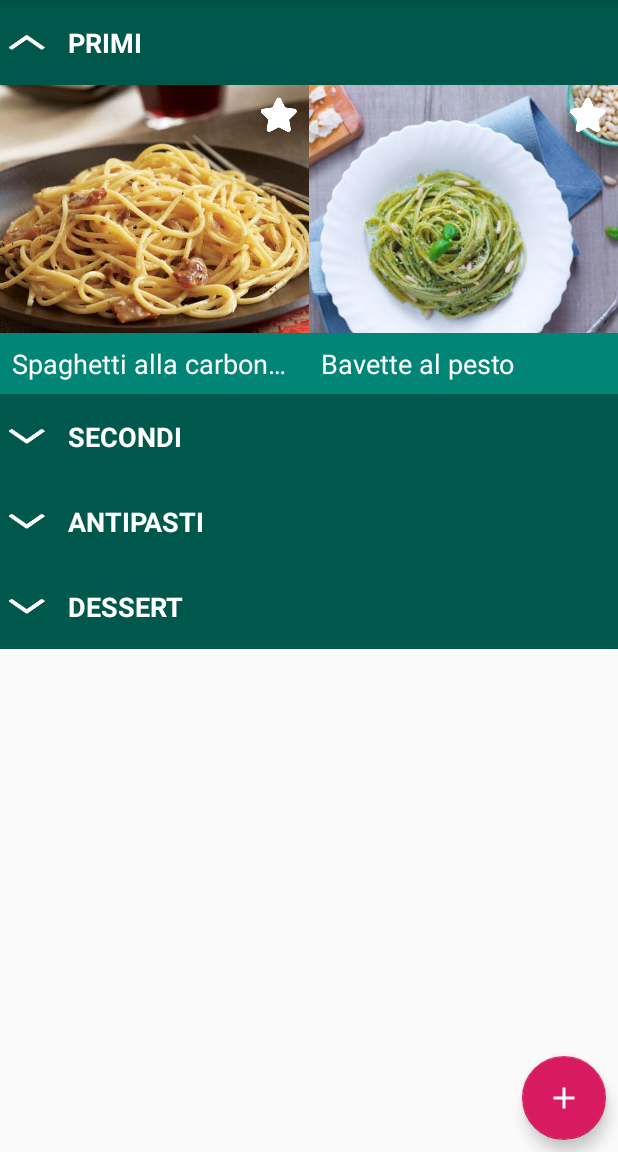
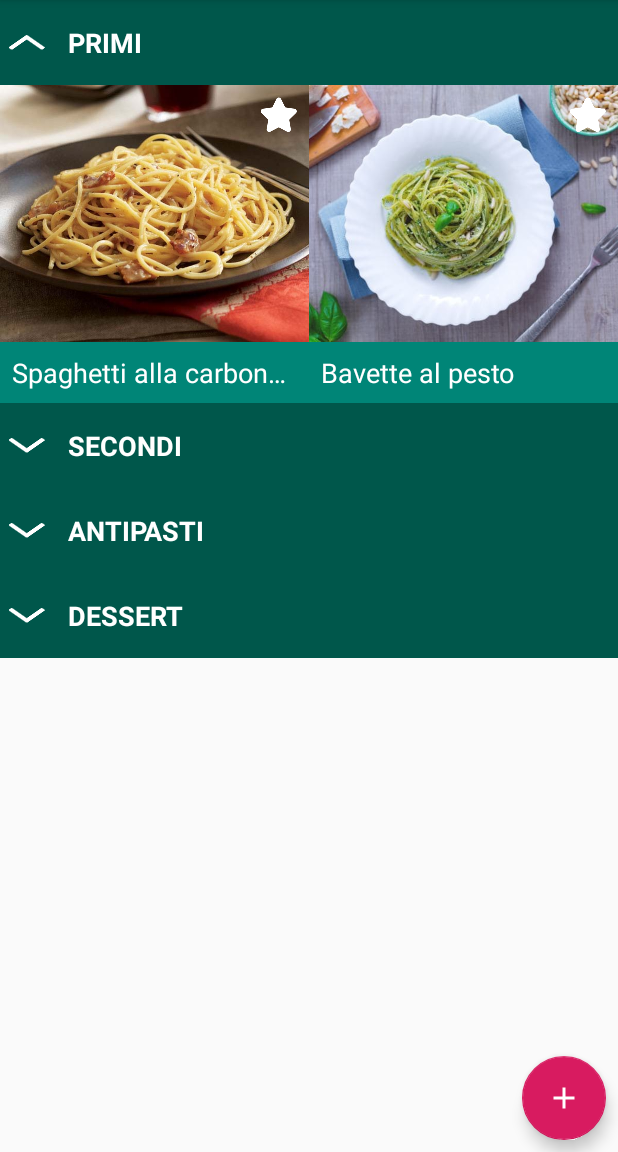
Before and after one commit to progettazioneappmobili/Ricettario, an Android app: the screen it shows after launch (MainActivity), on a phone screen of 412 x 824 dp, the part 84-1236 px from its top. Run offline under Robolectric (Android 15) with nearby library versions, the phone set to English and light mode, and no system bars.

Commit message:
Fix posizione/colori immagini

```diff
--- a/FoodBook/app/src/main/res/layout/expandable_list_item.xml
+++ b/FoodBook/app/src/main/res/layout/expandable_list_item.xml
@@ -22,12 +22,13 @@
                 android:id="@+id/dishOne"
                 android:layout_width="wrap_content"
                 android:layout_height="0dp"
-                android:background="#80CBC4"
+                android:background="@color/colorPrimaryDark"
                 android:contentDescription="@string/foto_del_piatto"
                 android:scaleType="centerCrop"
                 android:src="@drawable/dish_icon"
                 android:visibility="visible"
-                app:layout_constraintDimensionRatio="1"
+                app:layout_constraintBottom_toTopOf="@id/textViewLeft"
+                app:layout_constraintDimensionRatio="1.2"
                 app:layout_constraintEnd_toEndOf="parent"
                 app:layout_constraintStart_toStartOf="parent"
                 app:layout_constraintTop_toTopOf="parent" />
@@ -71,12 +72,14 @@
                 android:id="@+id/dishTwo"
                 android:layout_width="wrap_content"
                 android:layout_height="0dp"
-                android:background="#80CBC4"
+                android:background="@color/colorPrimaryDark"
                 android:contentDescription="@string/foto_del_piatto"
                 android:scaleType="centerCrop"
                 android:src="@drawable/dish_icon"
                 android:visibility="visible"
-                app:layout_constraintDimensionRatio="1"
+                app:layout_constraintBottom_toTopOf="@id/textViewRight"
+                app:layout_constraintDimensionRatio="1.2"
+                app:layout_constraintEnd_toEndOf="parent"
                 app:layout_constraintStart_toStartOf="parent"
                 app:layout_constraintTop_toTopOf="parent" />
 
--- a/FoodBook/app/src/main/res/layout/expandable_list_item_recipe_infos.xml
+++ b/FoodBook/app/src/main/res/layout/expandable_list_item_recipe_infos.xml
@@ -10,7 +10,7 @@
         android:id="@+id/imageViewShowRecipe"
         android:layout_width="0dp"
         android:layout_height="0dp"
-        android:background="#80CBC4"
+        android:background="@color/colorPrimary"
         android:contentDescription="@string/foto_del_piatto"
         android:scaleType="centerCrop"
         android:src="@drawable/dish_icon"
```
